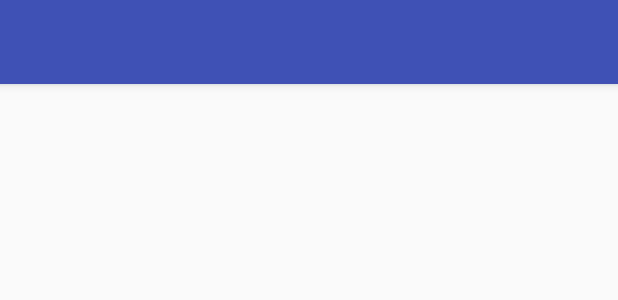
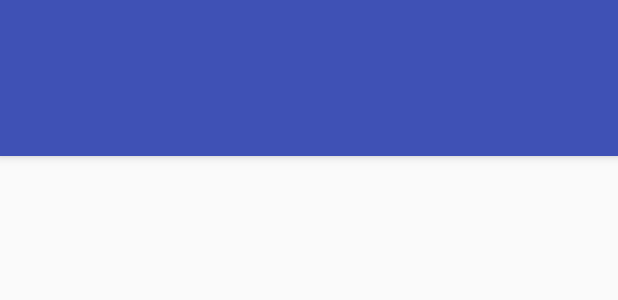
Before and after one commit to ChernoAlpha5/SeniorDesignGOAT, an Android app: the layout activity_main.xml on its own in the app's theme, with its tools: preview values and no code run, on a phone screen of 412 x 824 dp. Shown: the top 300 px of the screen. Run offline under Robolectric (Android 15) with nearby library versions, the phone set to English and light mode, and no system bars.

Commit message:
changes to TabTest

```diff
--- a/Android/TabTest/app/build.gradle
+++ b/Android/TabTest/app/build.gradle
@@ -26,5 +26,6 @@ dependencies {
     })
     compile 'com.android.support:appcompat-v7:24.2.1'
     compile 'com.android.support:design:24.2.1'
+    compile 'com.android.support:support-v4:24.2.1'
     testCompile 'junit:junit:4.12'
 }
--- a/Android/TabTest/app/src/main/res/layout/activity_main.xml
+++ b/Android/TabTest/app/src/main/res/layout/activity_main.xml
@@ -1,5 +1,7 @@
 <?xml version="1.0" encoding="utf-8"?>
-<RelativeLayout xmlns:android="http://schemas.android.com/apk/res/android"
+<RelativeLayout
+    xmlns:app="http://schemas.android.com/apk/res-auto"
+    xmlns:android="http://schemas.android.com/apk/res/android"
     xmlns:tools="http://schemas.android.com/tools"
     android:id="@+id/activity_main"
     android:layout_width="match_parent"
@@ -7,13 +9,29 @@
     tools:context="com.example.andrew.tabtest.MainActivity">
 
     <android.support.design.widget.AppBarLayout
+        android:id = "@+id/appBarLayout"
         android:layout_height="wrap_content"
         android:layout_width="match_parent"
-        >
+        android:theme= "@style/ThemeOverlay.AppCompat.Dark.ActionBar">
         <include
             android:layout_height="wrap_content"
             android:layout_width="match_parent"
-            layout = "@layout/toolbar_layout"
-            />
+            layout = "@layout/toolbar_layout" />
+
+        <android.support.design.widget.TabLayout
+            android:layout_width="match_parent"
+            android:layout_height="wrap_content"
+            android:id = "@+id/tabLayout"
+            app:tabMode="fixed"
+            app:tabGravity="fill">
+
+        </android.support.design.widget.TabLayout>
     </android.support.design.widget.AppBarLayout>
+
+    <android.support.v4.view.ViewPager
+        android:layout_width="match_parent"
+        android:layout_height="match_parent"
+        android:id = "@+id/viewPager">
+    </android.support.v4.view.ViewPager>
+
 </RelativeLayout>
--- a/Android/TabTest/app/src/main/res/values/strings.xml
+++ b/Android/TabTest/app/src/main/res/values/strings.xml
@@ -1,3 +1,6 @@
 <resources>
     <string name="app_name">TabTest</string>
+
+    <!-- TODO: Remove or change this placeholder text -->
+    <string name="hello_blank_fragment">Hello blank fragment</string>
 </resources>
```
Also changed, not shown: Android/TabTest/app/src/main/java/com/example/andrew/tabtest/MainActivity.java (+19 -0 lines).
